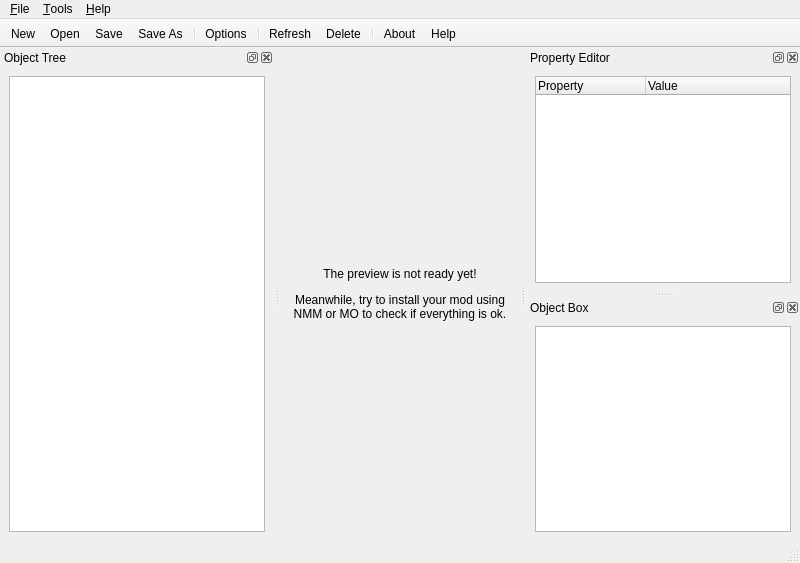
This is fomod/gui/templates/mainframe.ui in GandaG/fomod-designer as Qt 5 draws it before an edit. The edited form follows.
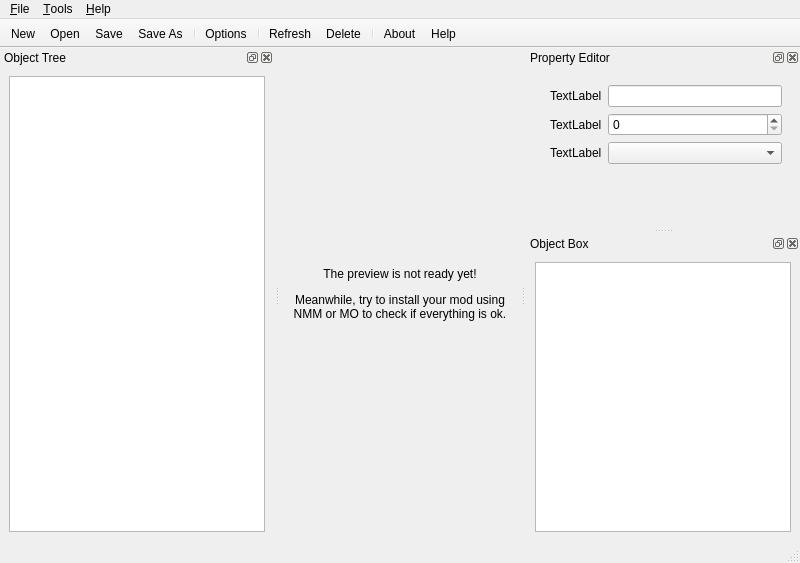
This is the edited form. Icons and pictures are not drawn.

Commit message: Updated generated python files from .ui. Property Editor now has a proper template.

What changed in the file:
```diff
--- a/fomod/gui/templates/mainframe.ui
+++ b/fomod/gui/templates/mainframe.ui
@@ -112,70 +112,41 @@
     <number>2</number>
    </attribute>
    <widget class="QWidget" name="dockWidgetContents">
-    <layout class="QVBoxLayout" name="verticalLayout_2">
-     <item>
-      <widget class="QTreeWidget" name="property_editor_view">
-       <property name="tabKeyNavigation">
-        <bool>false</bool>
-       </property>
-       <property name="showDropIndicator" stdset="0">
-        <bool>true</bool>
-       </property>
-       <property name="alternatingRowColors">
-        <bool>true</bool>
-       </property>
-       <property name="textElideMode">
-        <enum>Qt::ElideRight</enum>
-       </property>
-       <property name="autoExpandDelay">
-        <number>-1</number>
-       </property>
-       <property name="indentation">
-        <number>18</number>
-       </property>
-       <property name="rootIsDecorated">
-        <bool>true</bool>
-       </property>
-       <property name="uniformRowHeights">
-        <bool>true</bool>
-       </property>
-       <property name="itemsExpandable">
-        <bool>true</bool>
-       </property>
-       <property name="sortingEnabled">
-        <bool>false</bool>
-       </property>
-       <property name="animated">
-        <bool>true</bool>
-       </property>
-       <property name="allColumnsShowFocus">
-        <bool>false</bool>
-       </property>
-       <property name="columnCount">
-        <number>2</number>
-       </property>
-       <attribute name="headerVisible">
-        <bool>true</bool>
-       </attribute>
-       <attribute name="headerDefaultSectionSize">
-        <number>110</number>
-       </attribute>
-       <attribute name="headerMinimumSectionSize">
-        <number>50</number>
-       </attribute>
-       <attribute name="headerStretchLastSection">
-        <bool>true</bool>
-       </attribute>
-       <column>
-        <property name="text">
-         <string>Property</string>
-        </property>
-       </column>
-       <column>
-        <property name="text">
-         <string>Value</string>
-        </property>
-       </column>
+    <layout class="QFormLayout" name="formLayout">
+     <item row="0" column="1">
+      <widget class="QWidget" name="widget" native="true">
+       <layout class="QFormLayout" name="formLayout_2">
+        <item row="0" column="0">
+         <widget class="QLabel" name="label">
+          <property name="text">
+           <string>TextLabel</string>
+          </property>
+         </widget>
+        </item>
+        <item row="1" column="0">
+         <widget class="QLabel" name="label_2">
+          <property name="text">
+           <string>TextLabel</string>
+          </property>
+         </widget>
+        </item>
+        <item row="1" column="1">
+         <widget class="QSpinBox" name="spinBox"/>
+        </item>
+        <item row="2" column="0">
+         <widget class="QLabel" name="label_3">
+          <property name="text">
+           <string>TextLabel</string>
+          </property>
+         </widget>
+        </item>
+        <item row="2" column="1">
+         <widget class="QComboBox" name="comboBox"/>
+        </item>
+        <item row="0" column="1">
+         <widget class="QLineEdit" name="lineEdit"/>
+        </item>
+       </layout>
       </widget>
      </item>
     </layout>
```
The commit also changes 3 other files.
